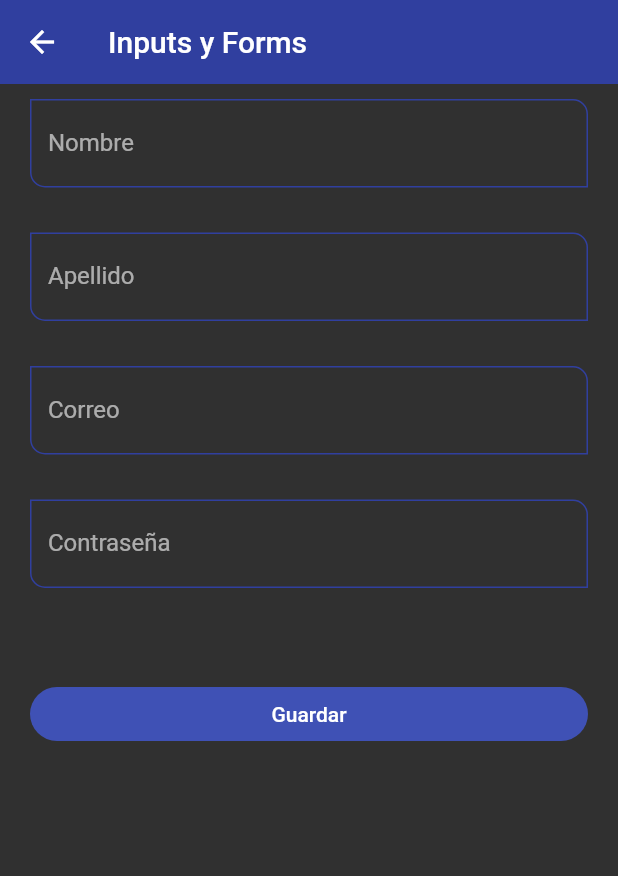
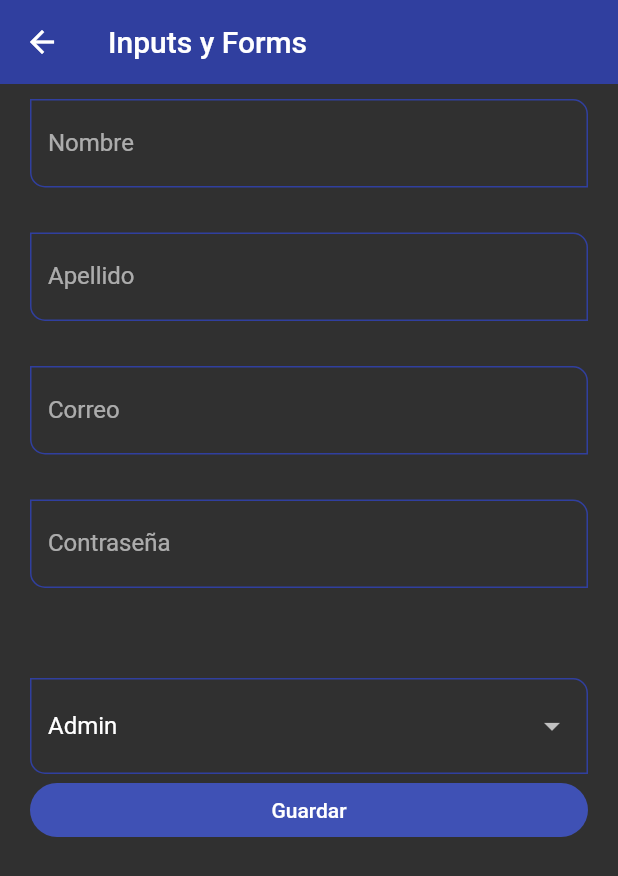
Before and after one commit to Thebobs2598/componentes_app, a Flutter app: the InputsScreen screen opened by its route, on a phone screen of 412 x 824 dp. Shown: the top 876 px of the screen. Run offline on Flutter 3.47's test engine with Material 2 defaults, Android fonts, the phone set to English and light mode, and no system bars.

```diff
--- a/lib/screens/home_screen.dart
+++ b/lib/screens/home_screen.dart
@@ -25,6 +25,7 @@ class HomeScreen extends StatelessWidget {
                 // );
                 // Navigator.pushReplacement(context, route);
                 Navigator.pushNamed(context, menuOptions[index].route);
+
               },
             );
           },
--- a/lib/screens/inputs_screen.dart
+++ b/lib/screens/inputs_screen.dart
@@ -68,11 +68,34 @@ class InputsScreen extends StatelessWidget {
                 const SizedBox(
                   height: 30,
                 ),
-
                 const SizedBox(
                   height: 30,
                 ),
+                DropdownButtonFormField<String>(
+                  value: 'Admin',
+                  items: const [
+                    DropdownMenuItem(
+                      value: 'Admin',
+                      child: Text('Admin'),
+                    ),
+                    DropdownMenuItem(
+                      value: 'SuperUser',
+                      child: Text('Super User'),
+                    ),
+                    DropdownMenuItem(
+                      value: 'Developer',
+                      child: Text('Developer'),
+                    ),
+                    DropdownMenuItem(
+                      value: 'Jr. Developer',
+                      child: Text('Jr. Developer'),
+                    ),
+                  ],
+                  onChanged: (value) {
 
+                    formValues['role'] = value ?? 'Admin';
+                  },
+                ),
                 ElevatedButton(
                   child: const SizedBox(
                     width: double.infinity,
--- a/lib/widgets/custom_input_field.dart
+++ b/lib/widgets/custom_input_field.dart
@@ -29,8 +29,7 @@ class CustomInputField extends StatelessWidget {
     return TextFormField(
       // autofocus: true,
 
-      maxLines: 20,
-      minLines: 1,
+
       initialValue: '',
       textCapitalization: TextCapitalization.words,
       keyboardType: keyboardType,
```
